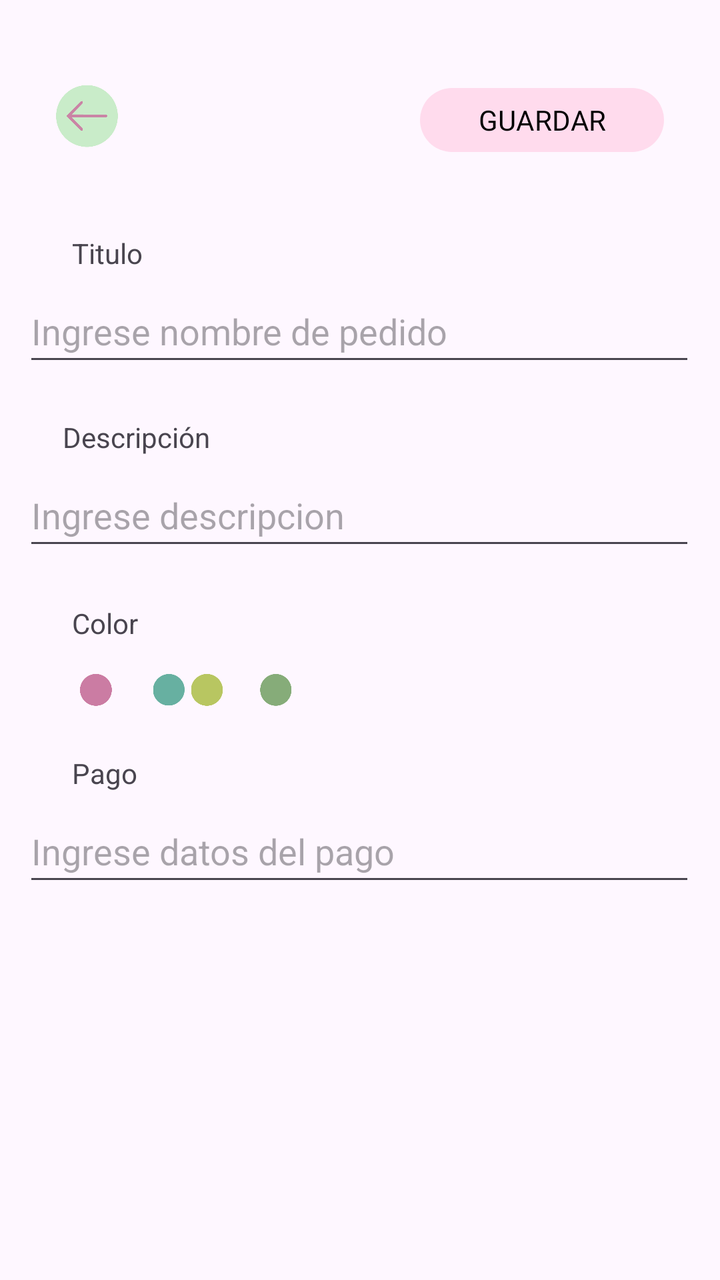
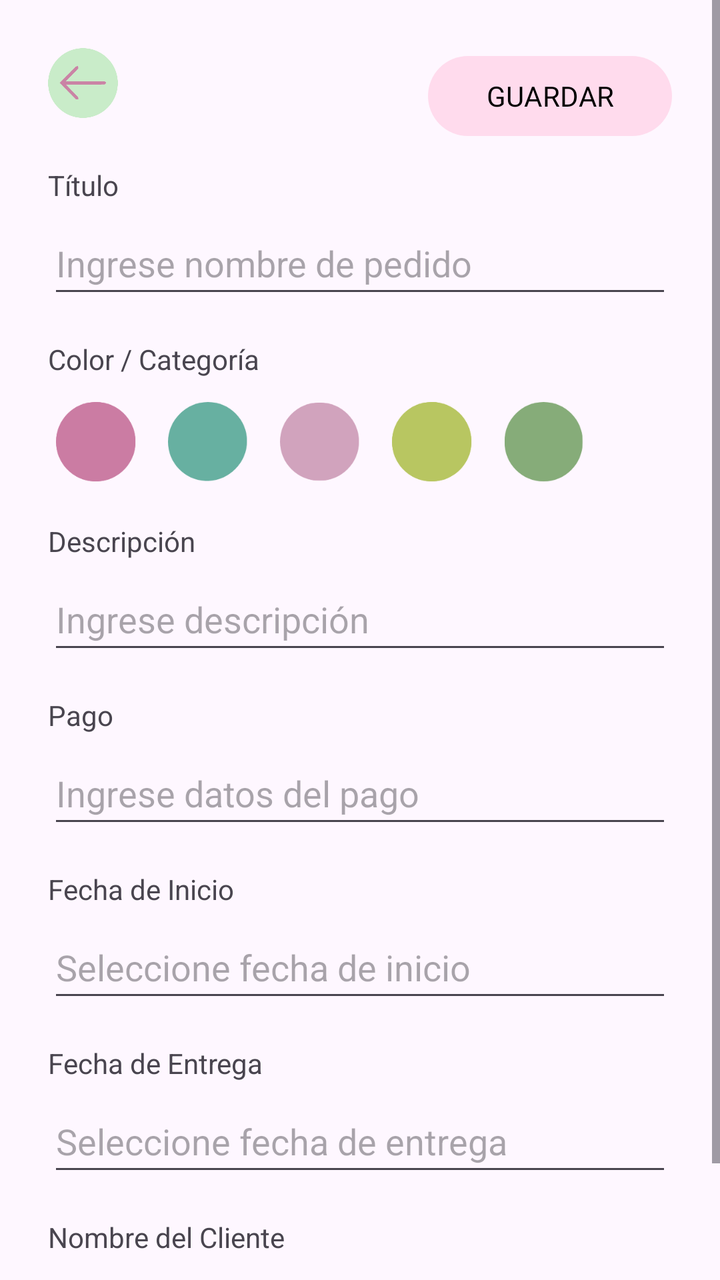

Screens rendered from an Android XML layout before and after an edit, with the pre-edit source and the edit as a unified diff.
<!-- AndroidManifest.xml: application theme Theme.Inti_agenda -->
<!-- res/layout/activity_add.xml -->
<?xml version="1.0" encoding="utf-8"?>
<androidx.constraintlayout.widget.ConstraintLayout xmlns:android="http://schemas.android.com/apk/res/android"
    xmlns:app="http://schemas.android.com/apk/res-auto"
    xmlns:tools="http://schemas.android.com/tools"
    android:id="@+id/main"
    android:layout_width="match_parent"
    android:layout_height="match_parent"
    tools:context=".AddActivity">


    <EditText
        android:id="@+id/edtNombreEvento"
        android:layout_width="336dp"
        android:layout_height="48dp"
        android:layout_marginTop="140dp"
        android:hint="Ingrese nombre de pedido"
        app:layout_constraintEnd_toEndOf="parent"
        app:layout_constraintHorizontal_bias="0.48"
        app:layout_constraintStart_toStartOf="parent"
        app:layout_constraintTop_toTopOf="parent" />

    <TextView
        android:id="@+id/textView14"
        android:layout_width="wrap_content"
        android:layout_height="wrap_content"
        android:layout_marginBottom="4dp"
        android:text="Descripción"
        app:layout_constraintBottom_toTopOf="@+id/Descripcion"
        app:layout_constraintEnd_toEndOf="parent"
        app:layout_constraintHorizontal_bias="0.109"
        app:layout_constraintStart_toStartOf="parent" />

    <EditText
        android:id="@+id/Descripcion"
        android:layout_width="336dp"
        android:layout_height="48dp"
        android:layout_marginTop="232dp"
        android:hint="Ingrese descripcion"
        app:layout_constraintEnd_toEndOf="parent"
        app:layout_constraintHorizontal_bias="0.493"
        app:layout_constraintStart_toStartOf="parent"
        app:layout_constraintTop_toTopOf="parent" />

    <TextView
        android:id="@+id/textView15"
        android:layout_width="wrap_content"
        android:layout_height="wrap_content"
        android:layout_marginStart="36dp"
        android:layout_marginBottom="56dp"
        android:text="Color"
        app:layout_constraintBottom_toTopOf="@+id/textView16"
        app:layout_constraintStart_toStartOf="parent" />

    <TextView
        android:id="@+id/textView16"
        android:layout_width="wrap_content"
        android:layout_height="wrap_content"
        android:layout_marginStart="36dp"
        android:layout_marginBottom="4dp"
        android:text="Pago"
        app:layout_constraintBottom_toTopOf="@+id/Pago"
        app:layout_constraintStart_toStartOf="parent" />

    <EditText
        android:id="@+id/Pago"
        android:layout_width="336dp"
        android:layout_height="48dp"
        android:layout_marginBottom="216dp"
        android:hint="Ingrese datos del pago"
        app:layout_constraintBottom_toTopOf="@+id/imageView9"
        app:layout_constraintEnd_toEndOf="parent"
        app:layout_constraintHorizontal_bias="0.48"
        app:layout_constraintStart_toStartOf="parent" />

    <TextView
        android:id="@+id/textView13"
        android:layout_width="wrap_content"
        android:layout_height="wrap_content"
        android:layout_marginStart="36dp"
        android:layout_marginBottom="4dp"
        android:text="Titulo"
        app:layout_constraintBottom_toTopOf="@+id/edtNombreEvento"
        app:layout_constraintStart_toStartOf="parent" />

    <ImageView
        android:id="@+id/imageView4"
        android:layout_width="31dp"
        android:layout_height="36dp"
        android:layout_marginStart="28dp"
        android:layout_marginTop="40dp"
        app:layout_constraintStart_toStartOf="parent"
        app:layout_constraintTop_toTopOf="parent"
        app:srcCompat="@drawable/boton1" />

    <Button
        android:id="@+id/buttonGuardar"
        android:layout_width="122dp"
        android:layout_height="40dp"
        android:layout_marginTop="40dp"
        android:layout_marginEnd="28dp"
        android:fontFamily="@font/poppins_bold"
        android:text="GUARDAR"
        android:textColor="@color/black"
        app:layout_constraintEnd_toEndOf="parent"
        app:layout_constraintTop_toTopOf="parent" />

    <ImageView
        android:id="@+id/circulorosa"
        android:layout_width="24dp"
        android:layout_height="24dp"
        android:layout_marginStart="36dp"
        android:layout_marginTop="12dp"
        android:clickable="true"
        android:focusable="true"
        android:padding="4dp"
        app:layout_constraintStart_toStartOf="parent"
        app:layout_constraintTop_toBottomOf="@+id/textView15"
        app:srcCompat="@drawable/circulorosa" />

    <ImageView
        android:id="@+id/circuloturquesa"
        android:layout_width="25dp"
        android:layout_height="24dp"
        android:layout_marginStart="12dp"
        android:layout_marginTop="12dp"
        android:clickable="true"
        android:focusable="true"
        android:padding="4dp"
        app:layout_constraintStart_toEndOf="@+id/circulorosa"
        app:layout_constraintTop_toBottomOf="@+id/textView15"
        app:srcCompat="@drawable/circuloturquesa" />

    <ImageView
        android:id="@+id/circuloverde2"
        android:layout_width="25dp"
        android:layout_height="24dp"
        android:layout_marginTop="12dp"
        android:layout_marginEnd="244dp"
        android:clickable="true"
        android:focusable="true"
        android:padding="4dp"
        app:layout_constraintEnd_toEndOf="parent"
        app:layout_constraintTop_toBottomOf="@+id/textView15"
        app:srcCompat="@drawable/circuloverde2" />

    <ImageView
        android:id="@+id/circuloverde"
        android:layout_width="26dp"
        android:layout_height="24dp"
        android:layout_marginTop="12dp"
        android:clickable="true"
        android:focusable="true"
        android:padding="4dp"
        app:layout_constraintEnd_toEndOf="parent"
        app:layout_constraintHorizontal_bias="0.041"
        app:layout_constraintStart_toEndOf="@+id/circuloverde2"
        app:layout_constraintTop_toBottomOf="@+id/textView15"
        app:srcCompat="@drawable/circuloverde" />

    <ImageView
        android:id="@+id/circulorosa2"
        android:layout_width="24dp"
        android:layout_height="24dp"
        android:layout_marginTop="12dp"
        android:clickable="true"
        android:focusable="true"
        android:padding="4dp"
        app:layout_constraintEnd_toStartOf="@+id/circuloverde2"
        app:layout_constraintHorizontal_bias="0.56"
        app:layout_constraintStart_toEndOf="@+id/circuloturquesa"
        app:layout_constraintTop_toBottomOf="@+id/textView15"
        app:srcCompat="@drawable/circulorosa2" />

    <ImageView
        android:id="@+id/imageView9"
        android:layout_width="391dp"
        android:layout_height="312dp"
        android:layout_marginTop="664dp"
        app:layout_constraintEnd_toEndOf="parent"
        app:layout_constraintStart_toStartOf="parent"
        app:layout_constraintTop_toTopOf="parent"
        app:srcCompat="@drawable/agregarpedido_fondoiconos" />

</androidx.constraintlayout.widget.ConstraintLayout>
<!-- resources referenced by this layout -->
<resources>
  <color name="black">#FF000000</color>
  <!-- drawable agregarpedido_fondoiconos: png bitmap (drawable, 4807 bytes) -->
  <!-- drawable boton1: png bitmap (drawable, 6110 bytes) -->
  <!-- drawable circulorosa: png bitmap (drawable, 3915 bytes) -->
  <!-- drawable circulorosa2: png bitmap (drawable, 4025 bytes) -->
  <!-- drawable circuloturquesa: png bitmap (drawable, 4181 bytes) -->
  <!-- drawable circuloverde: png bitmap (drawable, 4220 bytes) -->
  <!-- drawable circuloverde2: png bitmap (drawable, 3690 bytes) -->
  <style name="Theme.Inti_agenda" parent="Base.Theme.Inti_agenda" />
  <style name="Base.Theme.Inti_agenda" parent="Theme.Material3.DayNight.NoActionBar">
          <item name="colorPrimary">@color/colorPrimary</item>
          <item name="colorPrimaryVariant">@color/colorPrimaryDark</item>
          <item name="colorOnPrimary">@color/white</item>
          <item name="colorOnSecondary">@color/black</item>
      </style>
  <color name="colorPrimary">#ffdbed</color>
  <color name="colorPrimaryDark">#cb7ca3</color>
  <color name="white">#f6f6f6</color>
</resources>

<!-- the commit's change to res/layout/activity_add.xml (unified diff, before → after) -->
@@ -1,184 +1,223 @@
 <?xml version="1.0" encoding="utf-8"?>
-<androidx.constraintlayout.widget.ConstraintLayout xmlns:android="http://schemas.android.com/apk/res/android"
+<ScrollView xmlns:android="http://schemas.android.com/apk/res/android"
     xmlns:app="http://schemas.android.com/apk/res-auto"
     xmlns:tools="http://schemas.android.com/tools"
-    android:id="@+id/main"
     android:layout_width="match_parent"
     android:layout_height="match_parent"
+    android:fillViewport="true"
     tools:context=".AddActivity">
 
-
-    <EditText
-        android:id="@+id/edtNombreEvento"
-        android:layout_width="336dp"
-        android:layout_height="48dp"
-        android:layout_marginTop="140dp"
-        android:hint="Ingrese nombre de pedido"
-        app:layout_constraintEnd_toEndOf="parent"
-        app:layout_constraintHorizontal_bias="0.48"
-        app:layout_constraintStart_toStartOf="parent"
-        app:layout_constraintTop_toTopOf="parent" />
-
-    <TextView
-        android:id="@+id/textView14"
-        android:layout_width="wrap_content"
+    <androidx.constraintlayout.widget.ConstraintLayout
+        android:id="@+id/main"
+        android:layout_width="match_parent"
         android:layout_height="wrap_content"
-        android:layout_marginBottom="4dp"
-        android:text="Descripción"
-        app:layout_constraintBottom_toTopOf="@+id/Descripcion"
-        app:layout_constraintEnd_toEndOf="parent"
-        app:layout_constraintHorizontal_bias="0.109"
-        app:layout_constraintStart_toStartOf="parent" />
-
-    <EditText
-        android:id="@+id/Descripcion"
-        android:layout_width="336dp"
-        android:layout_height="48dp"
-        android:layout_marginTop="232dp"
-        android:hint="Ingrese descripcion"
-        app:layout_constraintEnd_toEndOf="parent"
-        app:layout_constraintHorizontal_bias="0.493"
-        app:layout_constraintStart_toStartOf="parent"
-        app:layout_constraintTop_toTopOf="parent" />
-
-    <TextView
-        android:id="@+id/textView15"
-        android:layout_width="wrap_content"
-        android:layout_height="wrap_content"
-        android:layout_marginStart="36dp"
-        android:layout_marginBottom="56dp"
-        android:text="Color"
-        app:layout_constraintBottom_toTopOf="@+id/textView16"
-        app:layout_constraintStart_toStartOf="parent" />
-
-    <TextView
-        android:id="@+id/textView16"
-        android:layout_width="wrap_content"
-        android:layout_height="wrap_content"
-        android:layout_marginStart="36dp"
-        android:layout_marginBottom="4dp"
-        android:text="Pago"
-        app:layout_constraintBottom_toTopOf="@+id/Pago"
-        app:layout_constraintStart_toStartOf="parent" />
-
-    <EditText
-        android:id="@+id/Pago"
-        android:layout_width="336dp"
-        android:layout_height="48dp"
-        android:layout_marginBottom="216dp"
-        android:hint="Ingrese datos del pago"
-        app:layout_constraintBottom_toTopOf="@+id/imageView9"
-        app:layout_constraintEnd_toEndOf="parent"
-        app:layout_constraintHorizontal_bias="0.48"
-        app:layout_constraintStart_toStartOf="parent" />
-
-    <TextView
-        android:id="@+id/textView13"
-        android:layout_width="wrap_content"
-        android:layout_height="wrap_content"
-        android:layout_marginStart="36dp"
-        android:layout_marginBottom="4dp"
-        android:text="Titulo"
-        app:layout_constraintBottom_toTopOf="@+id/edtNombreEvento"
-        app:layout_constraintStart_toStartOf="parent" />
-
-    <ImageView
-        android:id="@+id/imageView4"
-        android:layout_width="31dp"
-        android:layout_height="36dp"
-        android:layout_marginStart="28dp"
-        android:layout_marginTop="40dp"
-        app:layout_constraintStart_toStartOf="parent"
-        app:layout_constraintTop_toTopOf="parent"
-        app:srcCompat="@drawable/boton1" />
-
-    <Button
-        android:id="@+id/buttonGuardar"
-        android:layout_width="122dp"
-        android:layout_height="40dp"
-        android:layout_marginTop="40dp"
-        android:layout_marginEnd="28dp"
-        android:fontFamily="@font/poppins_bold"
-        android:text="GUARDAR"
-        android:textColor="@color/black"
-        app:layout_constraintEnd_toEndOf="parent"
-        app:layout_constraintTop_toTopOf="parent" />
-
-    <ImageView
-        android:id="@+id/circulorosa"
-        android:layout_width="24dp"
-        android:layout_height="24dp"
-        android:layout_marginStart="36dp"
-        android:layout_marginTop="12dp"
-        android:clickable="true"
-        android:focusable="true"
-        android:padding="4dp"
-        app:layout_constraintStart_toStartOf="parent"
-        app:layout_constraintTop_toBottomOf="@+id/textView15"
-        app:srcCompat="@drawable/circulorosa" />
-
-    <ImageView
-        android:id="@+id/circuloturquesa"
-        android:layout_width="25dp"
-        android:layout_height="24dp"
-        android:layout_marginStart="12dp"
-        android:layout_marginTop="12dp"
-        android:clickable="true"
-        android:focusable="true"
-        android:padding="4dp"
-        app:layout_constraintStart_toEndOf="@+id/circulorosa"
-        app:layout_constraintTop_toBottomOf="@+id/textView15"
-        app:srcCompat="@drawable/circuloturquesa" />
-
-    <ImageView
-        android:id="@+id/circuloverde2"
-        android:layout_width="25dp"
-        android:layout_height="24dp"
-        android:layout_marginTop="12dp"
-        android:layout_marginEnd="244dp"
-        android:clickable="true"
-        android:focusable="true"
-        android:padding="4dp"
-        app:layout_constraintEnd_toEndOf="parent"
-        app:layout_constraintTop_toBottomOf="@+id/textView15"
-        app:srcCompat="@drawable/circuloverde2" />
-
-    <ImageView
-        android:id="@+id/circuloverde"
-        android:layout_width="26dp"
-        android:layout_height="24dp"
-        android:layout_marginTop="12dp"
-        android:clickable="true"
-        android:focusable="true"
-        android:padding="4dp"
-        app:layout_constraintEnd_toEndOf="parent"
-        app:layout_constraintHorizontal_bias="0.041"
-        app:layout_constraintStart_toEndOf="@+id/circuloverde2"
-        app:layout_constraintTop_toBottomOf="@+id/textView15"
-        app:srcCompat="@drawable/circuloverde" />
-
-    <ImageView
-        android:id="@+id/circulorosa2"
-        android:layout_width="24dp"
-        android:layout_height="24dp"
-        android:layout_marginTop="12dp"
-        android:clickable="true"
-        android:focusable="true"
-        android:padding="4dp"
-        app:layout_constraintEnd_toStartOf="@+id/circuloverde2"
-        app:layout_constraintHorizontal_bias="0.56"
-        app:layout_constraintStart_toEndOf="@+id/circuloturquesa"
-        app:layout_constraintTop_toBottomOf="@+id/textView15"
-        app:srcCompat="@drawable/circulorosa2" />
-
-    <ImageView
-        android:id="@+id/imageView9"
-        android:layout_width="391dp"
-        android:layout_height="312dp"
-        android:layout_marginTop="664dp"
-        app:layout_constraintEnd_toEndOf="parent"
-        app:layout_constraintStart_toStartOf="parent"
-        app:layout_constraintTop_toTopOf="parent"
-        app:srcCompat="@drawable/agregarpedido_fondoiconos" />
-
-</androidx.constraintlayout.widget.ConstraintLayout>
+        android:padding="24dp">
+
+        
+        <ImageView
+            android:id="@+id/btnVolver"
+            android:layout_width="35dp"
+            android:layout_height="35dp"
+            android:clickable="true"
+            android:focusable="true"
+            app:layout_constraintStart_toStartOf="parent"
+            app:layout_constraintTop_toTopOf="parent"
+            app:srcCompat="@drawable/boton1" />
+
+        
+        <Button
+            android:id="@+id/buttonGuardar"
+            android:layout_width="122dp"
+            android:layout_height="48dp"
+            android:fontFamily="@font/poppins_bold"
+            android:text="GUARDAR"
+            android:textColor="@color/black"
+            app:layout_constraintEnd_toEndOf="parent"
+            app:layout_constraintTop_toTopOf="parent" />
+
+        
+        <TextView
+            android:id="@+id/titulo"
+            android:layout_width="wrap_content"
+            android:layout_height="wrap_content"
+            android:layout_marginTop="24dp"
+            android:text="Título"
+            app:layout_constraintStart_toStartOf="parent"
+            app:layout_constraintTop_toBottomOf="@+id/btnVolver" />
+
+        <EditText
+            android:id="@+id/edtNombrePedido"
+            android:layout_width="0dp"
+            android:layout_height="48dp"
+            android:layout_marginTop="4dp"
+            android:hint="Ingrese nombre de pedido"
+            app:layout_constraintEnd_toEndOf="parent"
+            app:layout_constraintStart_toStartOf="parent"
+            app:layout_constraintTop_toBottomOf="@+id/titulo" />
+
+        
+        <TextView
+            android:id="@+id/textView15"
+            android:layout_width="wrap_content"
+            android:layout_height="wrap_content"
+            android:layout_marginTop="16dp"
+            android:text="Color / Categoría"
+            app:layout_constraintStart_toStartOf="parent"
+            app:layout_constraintTop_toBottomOf="@+id/edtNombrePedido" />
+
+        <LinearLayout
+            android:id="@+id/layoutColores"
+            android:layout_width="0dp"
+            android:layout_height="wrap_content"
+            android:layout_marginTop="8dp"
+            android:orientation="horizontal"
+            app:layout_constraintEnd_toEndOf="parent"
+            app:layout_constraintStart_toStartOf="parent"
+            app:layout_constraintTop_toBottomOf="@+id/textView15">
+
+            <ImageView
+                android:id="@+id/circulorosa"
+                android:layout_width="48dp"
+                android:layout_height="48dp"
+                android:padding="4dp"
+                app:srcCompat="@drawable/circulorosa" />
+
+            <ImageView
+                android:id="@+id/circuloturquesa"
+                android:layout_width="48dp"
+                android:layout_height="48dp"
+                android:layout_marginStart="8dp"
+                android:padding="4dp"
+                app:srcCompat="@drawable/circuloturquesa" />
+
+            <ImageView
+                android:id="@+id/circulorosa2"
+                android:layout_width="48dp"
+                android:layout_height="48dp"
+                android:layout_marginStart="8dp"
+                android:padding="4dp"
+                app:srcCompat="@drawable/circulorosa2" />
+
+            <ImageView
+                android:id="@+id/circuloverde2"
+                android:layout_width="48dp"
+                android:layout_height="48dp"
+                android:layout_marginStart="8dp"
+                android:padding="4dp"
+                app:srcCompat="@drawable/circuloverde2" />
+
+            <ImageView
+                android:id="@+id/circuloverde"
+                android:layout_width="48dp"
+                android:layout_height="48dp"
+                android:layout_marginStart="8dp"
+                android:padding="4dp"
+                app:srcCompat="@drawable/circuloverde" />
+        </LinearLayout>
+
+        
+        <TextView
+            android:id="@+id/textView14"
+            android:layout_width="wrap_content"
+            android:layout_height="wrap_content"
+            android:layout_marginTop="16dp"
+            android:text="Descripción"
+            app:layout_constraintStart_toStartOf="parent"
+            app:layout_constraintTop_toBottomOf="@+id/layoutColores" />
+
+        <EditText
+            android:id="@+id/Descripcion"
+            android:layout_width="0dp"
+            android:layout_height="48dp"
+            android:layout_marginTop="4dp"
+            android:hint="Ingrese descripción"
+            app:layout_constraintEnd_toEndOf="parent"
+            app:layout_constraintStart_toStartOf="parent"
+            app:layout_constraintTop_toBottomOf="@+id/textView14" />
+
+        
+        <TextView
+            android:id="@+id/textView16"
+            android:layout_width="wrap_content"
+            android:layout_height="wrap_content"
+            android:layout_marginTop="16dp"
+            android:text="Pago"
+            app:layout_constraintStart_toStartOf="parent"
+            app:layout_constraintTop_toBottomOf="@+id/Descripcion" />
+
+        <EditText
+            android:id="@+id/Pago"
+            android:layout_width="0dp"
+            android:layout_height="48dp"
+            android:layout_marginTop="4dp"
+            android:hint="Ingrese datos del pago"
+            app:layout_constraintEnd_toEndOf="parent"
+            app:layout_constraintStart_toStartOf="parent"
+            app:layout_constraintTop_toBottomOf="@+id/textView16" />
+
+        
+        <TextView
+            android:id="@+id/fechainicio"
+            android:layout_width="wrap_content"
+            android:layout_height="wrap_content"
+            android:layout_marginTop="16dp"
+            android:text="Fecha de Inicio"
+            app:layout_constraintStart_toStartOf="parent"
+            app:layout_constraintTop_toBottomOf="@+id/Pago" />
+
+        <EditText
+            android:id="@+id/fechadesde"
+            android:layout_width="0dp"
+            android:layout_height="48dp"
+            android:layout_marginTop="4dp"
+            android:focusable="false"
+            android:clickable="true"
+            android:hint="Seleccione fecha de inicio"
+            app:layout_constraintEnd_toEndOf="parent"
+            app:layout_constraintStart_toStartOf="parent"
+            app:layout_constraintTop_toBottomOf="@+id/fechainicio" />
+
+        
+        <TextView
+            android:id="@+id/fechafin"
+            android:layout_width="wrap_content"
+            android:layout_height="wrap_content"
+            android:layout_marginTop="16dp"
+            android:text="Fecha de Entrega"
+            app:layout_constraintStart_toStartOf="parent"
+            app:layout_constraintTop_toBottomOf="@+id/fechadesde" />
+
+        <EditText
+            android:id="@+id/fechahasta"
+            android:layout_width="0dp"
+            android:layout_height="48dp"
+            android:layout_marginTop="4dp"
+            android:focusable="false"
+            android:clickable="true"
+            android:hint="Seleccione fecha de entrega"
+            app:layout_constraintEnd_toEndOf="parent"
+            app:layout_constraintStart_toStartOf="parent"
+            app:layout_constraintTop_toBottomOf="@+id/fechafin" />
+
+        
+        <TextView
+            android:id="@+id/tvnombreCliente"
+            android:layout_width="wrap_content"
+            android:layout_height="wrap_content"
+            android:layout_marginTop="16dp"
+            android:text="Nombre del Cliente"
+            app:layout_constraintStart_toStartOf="parent"
+            app:layout_constraintTop_toBottomOf="@+id/fechahasta" />
+
+        <EditText
+            android:id="@+id/etnombreCliente"
+            android:layout_width="0dp"
+            android:layout_height="48dp"
+            android:layout_marginTop="4dp"
+            android:hint="Ingrese nombre del cliente"
+            app:layout_constraintEnd_toEndOf="parent"
+            app:layout_constraintStart_toStartOf="parent"
+            app:layout_constraintTop_toBottomOf="@+id/tvnombreCliente" />
+
+    </androidx.constraintlayout.widget.ConstraintLayout>
+</ScrollView>
<!-- resource entries referenced after the edit -->
@@ -1,7 +1,6 @@
 <!-- resources referenced by this layout -->
 <resources>
   <color name="black">#FF000000</color>
-  <!-- drawable agregarpedido_fondoiconos: png bitmap (drawable, 4807 bytes) -->
   <!-- drawable boton1: png bitmap (drawable, 6110 bytes) -->
   <!-- drawable circulorosa: png bitmap (drawable, 3915 bytes) -->
   <!-- drawable circulorosa2: png bitmap (drawable, 4025 bytes) -->
